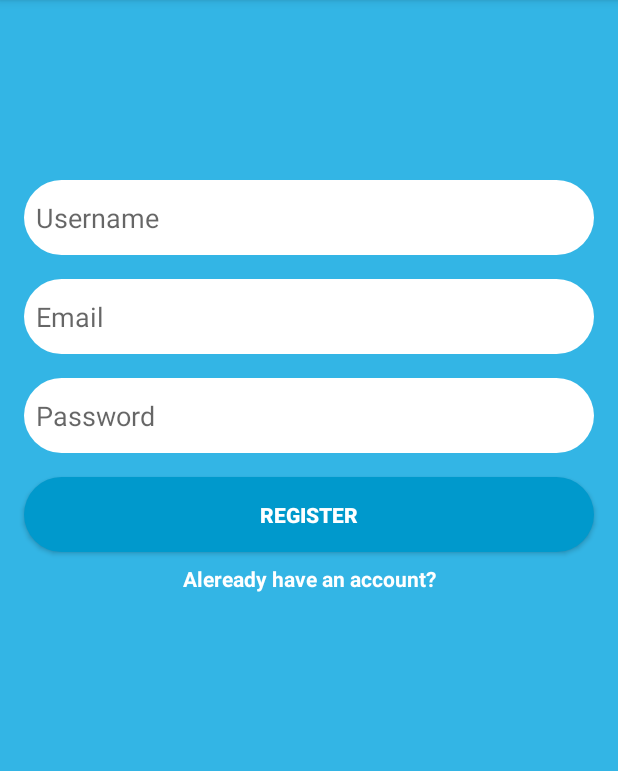
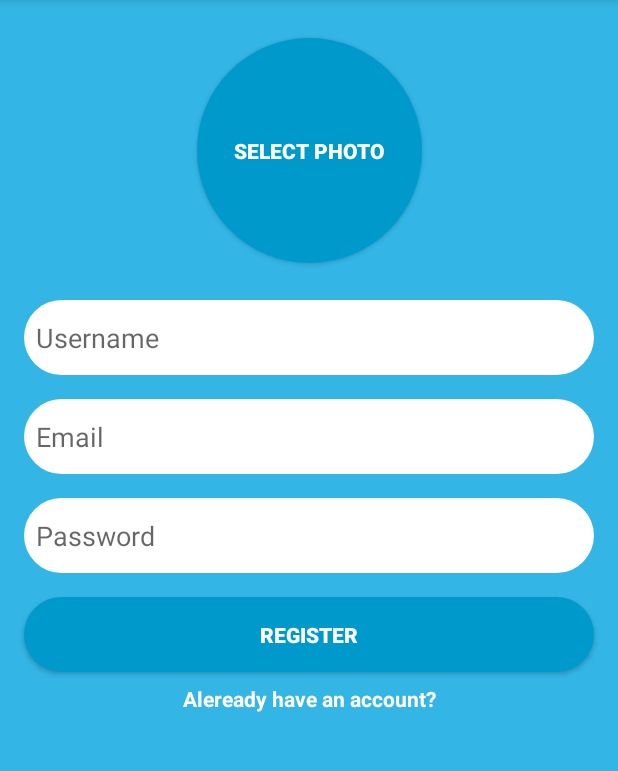
Before and after one commit to kenji132/CommunicationApp, an Android app: the screen it shows after launch (MainActivity), on a phone screen of 412 x 824 dp, the part 84-855 px from its top. Run offline under Robolectric (Android 15) with nearby library versions, the phone set to English and light mode, and no system bars; our stand-ins replace Firebase (no records; nobody signed in at launch, a user with empty details on screens opened directly).

Commit message:
select photoボタン追加

```diff
--- a/app/src/main/java/com/example/communication_app/MainActivity.kt
+++ b/app/src/main/java/com/example/communication_app/MainActivity.kt
@@ -23,6 +23,10 @@ class MainActivity : AppCompatActivity() {
 
             val intent = Intent(this, LoginActivity::class.java)
             startActivity(intent)
+        }
+
+        selectphoto_button_register.setOnClickListener {
+            Log.d("MainActivity", "Try to show photo selector")
         }
     }
 
--- /dev/null
+++ b/app/src/main/res/drawable/rounded_select_photo_button.xml
@@ -0,0 +1,7 @@
+<?xml version="1.0" encoding="utf-8"?>
+<shape xmlns:android="http://schemas.android.com/apk/res/android">
+
+    <corners android:radius="75dp"/>
+    <solid android:color="@android:color/holo_blue_dark"/>
+
+</shape>
--- a/app/src/main/res/layout/activity_main.xml
+++ b/app/src/main/res/layout/activity_main.xml
@@ -12,7 +12,7 @@
         android:layout_width="0dp"
         android:layout_height="50dp"
         android:layout_marginStart="16dp"
-        android:layout_marginTop="120dp"
+        android:layout_marginTop="200dp"
         android:layout_marginEnd="16dp"
         android:layout_marginBottom="8dp"
         android:background="@drawable/rounded_edittext_register"
@@ -87,4 +87,17 @@
         app:layout_constraintEnd_toEndOf="parent"
         app:layout_constraintStart_toStartOf="parent"
         app:layout_constraintTop_toBottomOf="@+id/register_button_register" />
+
+    <Button
+        android:id="@+id/selectphoto_button_register"
+        android:layout_width="150dp"
+        android:layout_height="150dp"
+        android:background="@drawable/rounded_select_photo_button"
+        android:text="SELECT PHOTO"
+        android:textColor="@android:color/white"
+        android:textStyle="bold"
+        app:layout_constraintBottom_toTopOf="@+id/username_edittext_register"
+        app:layout_constraintEnd_toEndOf="parent"
+        app:layout_constraintStart_toStartOf="parent"
+        app:layout_constraintTop_toTopOf="parent" />
 </androidx.constraintlayout.widget.ConstraintLayout>
```
